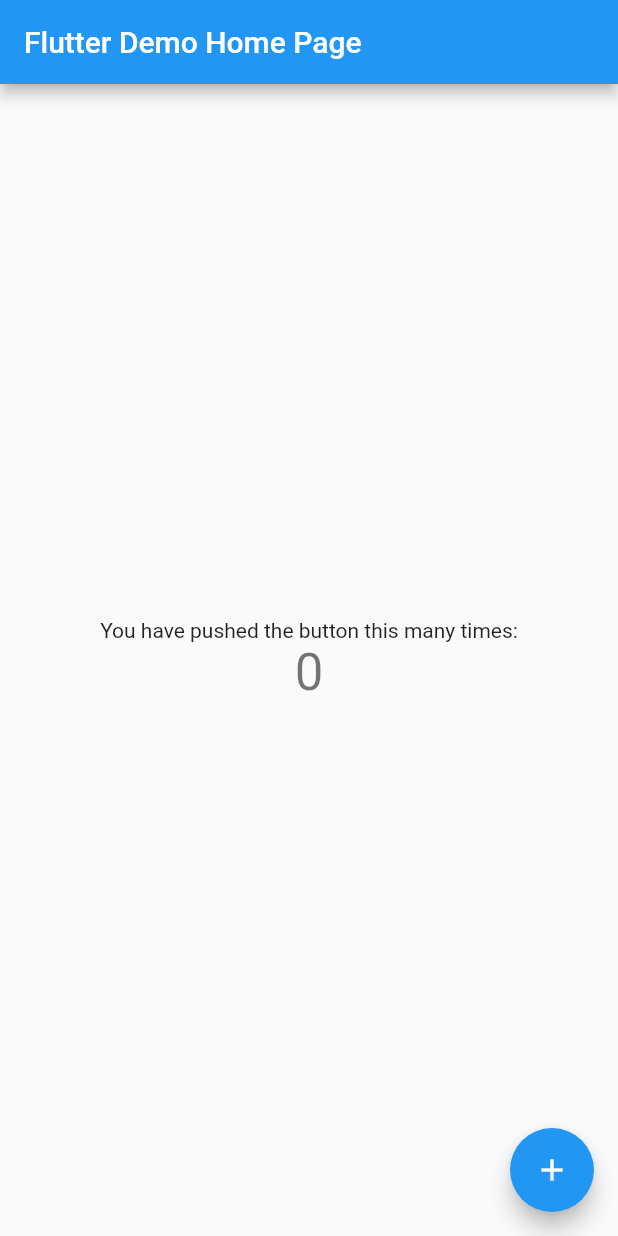
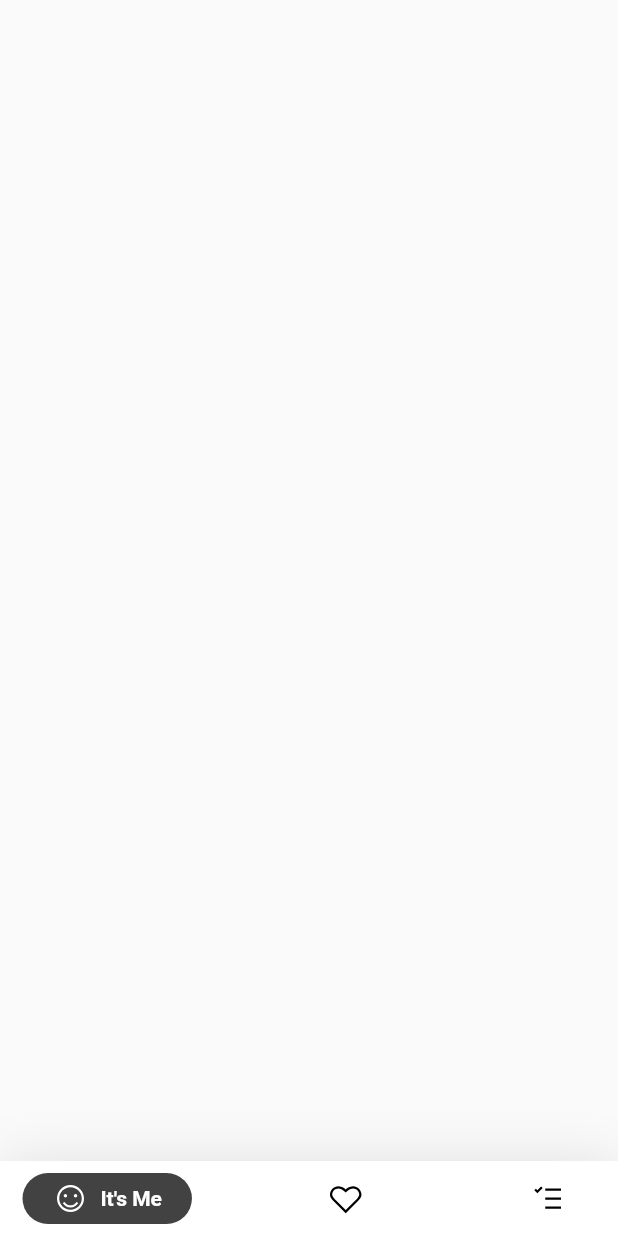
Before and after one commit to rohitjire/merawala_portfolio, a Flutter app: the screen it shows after launch, on a phone screen of 412 x 824 dp. Run offline on Flutter 3.47's test engine with Material 2 defaults, Android fonts, the phone set to English and light mode, and no system bars; drawn by our look-alikes of google_nav_bar; our stand-ins replace line_icons.

Commit message:
Botton navigation tab added

```diff
--- a/lib/main.dart
+++ b/lib/main.dart
@@ -1,4 +1,5 @@
 import 'package:flutter/material.dart';
+import 'package:merawala_portfolio/pages/home_page.dart';
 
 void main() {
   runApp(MyApp());
@@ -9,109 +10,10 @@ class MyApp extends StatelessWidget {
   @override
   Widget build(BuildContext context) {
     return MaterialApp(
-      title: 'Flutter Demo',
-      theme: ThemeData(
-        // This is the theme of your application.
-        //
-        // Try running your application with "flutter run". You'll see the
-        // application has a blue toolbar. Then, without quitting the app, try
-        // changing the primarySwatch below to Colors.green and then invoke
-        // "hot reload" (press "r" in the console where you ran "flutter run",
-        // or simply save your changes to "hot reload" in a Flutter IDE).
-        // Notice that the counter didn't reset back to zero; the application
-        // is not restarted.
-        primarySwatch: Colors.blue,
-        // This makes the visual density adapt to the platform that you run
-        // the app on. For desktop platforms, the controls will be smaller and
-        // closer together (more dense) than on mobile platforms.
-        visualDensity: VisualDensity.adaptivePlatformDensity,
-      ),
-      home: MyHomePage(title: 'Flutter Demo Home Page'),
-    );
+        title: 'MERAWALA PORTFOLIO',
+        theme: ThemeData(
+          visualDensity: VisualDensity.adaptivePlatformDensity,
+        ),
+        home: HomePage());
   }
 }
-
-class MyHomePage extends StatefulWidget {
-  MyHomePage({Key key, this.title}) : super(key: key);
-
-  // This widget is the home page of your application. It is stateful, meaning
-  // that it has a State object (defined below) that contains fields that affect
-  // how it looks.
-
-  // This class is the configuration for the state. It holds the values (in this
-  // case the title) provided by the parent (in this case the App widget) and
-  // used by the build method of the State. Fields in a Widget subclass are
-  // always marked "final".
-
-  final String title;
-
-  @override
-  _MyHomePageState createState() => _MyHomePageState();
-}
-
-class _MyHomePageState extends State<MyHomePage> {
-  int _counter = 0;
-
-  void _incrementCounter() {
-    setState(() {
-      // This call to setState tells the Flutter framework that something has
-      // changed in this State, which causes it to rerun the build method below
-      // so that the display can reflect the updated values. If we changed
-      // _counter without calling setState(), then the build method would not be
-      // called again, and so nothing would appear to happen.
-      _counter++;
-    });
-  }
-
-  @override
-  Widget build(BuildContext context) {
-    // This method is rerun every time setState is called, for instance as done
-    // by the _incrementCounter method above.
-    //
-    // The Flutter framework has been optimized to make rerunning build methods
-    // fast, so that you can just rebuild anything that needs updating rather
-    // than having to individually change instances of widgets.
-    return Scaffold(
-      appBar: AppBar(
-        // Here we take the value from the MyHomePage object that was created by
-        // the App.build method, and use it to set our appbar title.
-        title: Text(widget.title),
-      ),
-      body: Center(
-        // Center is a layout widget. It takes a single child and positions it
-        // in the middle of the parent.
-        child: Column(
-          // Column is also a layout widget. It takes a list of children and
-          // arranges them vertically. By default, it sizes itself to fit its
-          // children horizontally, and tries to be as tall as its parent.
-          //
-          // Invoke "debug painting" (press "p" in the console, choose the
-          // "Toggle Debug Paint" action from the Flutter Inspector in Android
-          // Studio, or the "Toggle Debug Paint" command in Visual Studio Code)
-          // to see the wireframe for each widget.
-          //
-          // Column has various properties to control how it sizes itself and
-          // how it positions its children. Here we use mainAxisAlignment to
-          // center the children vertically; the main axis here is the vertical
-          // axis because Columns are vertical (the cross axis would be
-          // horizontal).
-          mainAxisAlignment: MainAxisAlignment.center,
-          children: <Widget>[
-            Text(
-              'You have pushed the button this many times:',
-            ),
-            Text(
-              '$_counter',
-              style: Theme.of(context).textTheme.headline4,
-            ),
-          ],
-        ),
-      ),
-      floatingActionButton: FloatingActionButton(
-        onPressed: _incrementCounter,
-        tooltip: 'Increment',
-        child: Icon(Icons.add),
-      ), // This trailing comma makes auto-formatting nicer for build methods.
-    );
-  }
-}
--- a/lib/pages/contact.dart
+++ b/lib/pages/contact.dart
@@ -0,0 +1,13 @@
+import 'package:flutter/material.dart';
+
+class ContactMePage extends StatefulWidget {
+  @override
+  _ContactMePageState createState() => _ContactMePageState();
+}
+
+class _ContactMePageState extends State<ContactMePage> {
+  @override
+  Widget build(BuildContext context) {
+    return Container();
+  }
+}
--- a/lib/pages/home_page.dart
+++ b/lib/pages/home_page.dart
@@ -0,0 +1,71 @@
+import 'package:flutter/cupertino.dart';
+import 'package:flutter/material.dart';
+import 'package:google_nav_bar/google_nav_bar.dart';
+import 'package:line_icons/line_icons.dart';
+import 'package:merawala_portfolio/pages/contact.dart';
+import 'package:merawala_portfolio/pages/intro.dart';
+import 'package:merawala_portfolio/pages/projects.dart';
+
+class HomePage extends StatefulWidget {
+  @override
+  _HomePageState createState() => _HomePageState();
+}
+
+class _HomePageState extends State<HomePage> {
+  int _selectedIndex = 0;
+
+  List<Widget> pageWidgets = [
+    IntroPage(),
+    ContactMePage(),
+    ProjectsPage(),
+  ];
+
+  @override
+  Widget build(BuildContext context) {
+    return SafeArea(
+      child: Scaffold(
+        body: Center(
+          child: pageWidgets.elementAt(_selectedIndex),
+        ),
+        bottomNavigationBar: Container(
+          decoration: BoxDecoration(color: Colors.white, boxShadow: [
+            BoxShadow(blurRadius: 30, color: Colors.black.withOpacity(.1))
+          ]),
+          child: SafeArea(
+            child: Padding(
+              padding:
+                  const EdgeInsets.symmetric(horizontal: 15.0, vertical: 8),
+              child: GNav(
+                  gap: 8,
+                  activeColor: Colors.white,
+                  iconSize: 24,
+                  padding: EdgeInsets.symmetric(horizontal: 20, vertical: 5),
+                  duration: Duration(milliseconds: 800),
+                  tabBackgroundColor: Colors.grey[800],
+                  tabs: [
+                    GButton(
+                      icon: LineIcons.smile_o,
+                      text: 'It\'s Me',
+                    ),
+                    GButton(
+                      icon: LineIcons.heart_o,
+                      text: 'Contact',
+                    ),
+                    GButton(
+                      icon: LineIcons.tasks,
+                      text: 'Projects',
+                    ),
+                  ],
+                  selectedIndex: _selectedIndex,
+                  onTabChange: (index) {
+                    setState(() {
+                      _selectedIndex = index;
+                    });
+                  }),
+            ),
+          ),
+        ),
+      ),
+    );
+  }
+}
--- a/lib/pages/intro.dart
+++ b/lib/pages/intro.dart
@@ -0,0 +1,13 @@
+import 'package:flutter/material.dart';
+
+class IntroPage extends StatefulWidget {
+  @override
+  _IntroPageState createState() => _IntroPageState();
+}
+
+class _IntroPageState extends State<IntroPage> {
+  @override
+  Widget build(BuildContext context) {
+    return Container();
+  }
+}
--- a/lib/pages/projects.dart
+++ b/lib/pages/projects.dart
@@ -0,0 +1,13 @@
+import 'package:flutter/material.dart';
+
+class ProjectsPage extends StatefulWidget {
+  @override
+  _ProjectsPageState createState() => _ProjectsPageState();
+}
+
+class _ProjectsPageState extends State<ProjectsPage> {
+  @override
+  Widget build(BuildContext context) {
+    return Container();
+  }
+}
```
Also changed, not shown: pubspec.yaml (+12 -28 lines), assets/Montserrat-Black.ttf (added), pubspec.lock.
